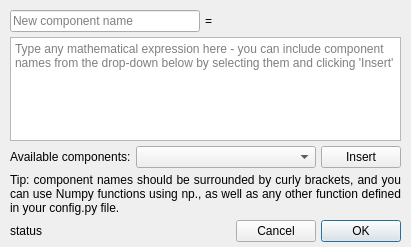
Old version of the form glue/dialogs/component_manager/qt/equation_editor.ui in the repository glue-viz/glue.
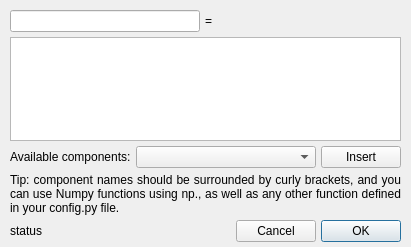
New version of the form. Custom widgets are drawn as their Qt base class.

Commit message: Don't set placeholder text through ui file

Diff of the .ui file:
```diff
--- a/glue/dialogs/component_manager/qt/equation_editor.ui
+++ b/glue/dialogs/component_manager/qt/equation_editor.ui
@@ -36,9 +36,6 @@
      </property>
      <item>
       <widget class="QLineEdit" name="text_label">
-       <property name="placeholderText">
-        <string>New component name</string>
-       </property>
       </widget>
      </item>
      <item>
@@ -77,9 +74,6 @@
        <height>16777215</height>
       </size>
      </property>
-     <property name="placeholderText">
-      <string>Type any mathematical expression here - you can include component names from the drop-down below by selecting them and clicking 'Insert'</string>
-     </property>
     </widget>
    </item>
    <item>
```
The commit also changes 1 other file.
